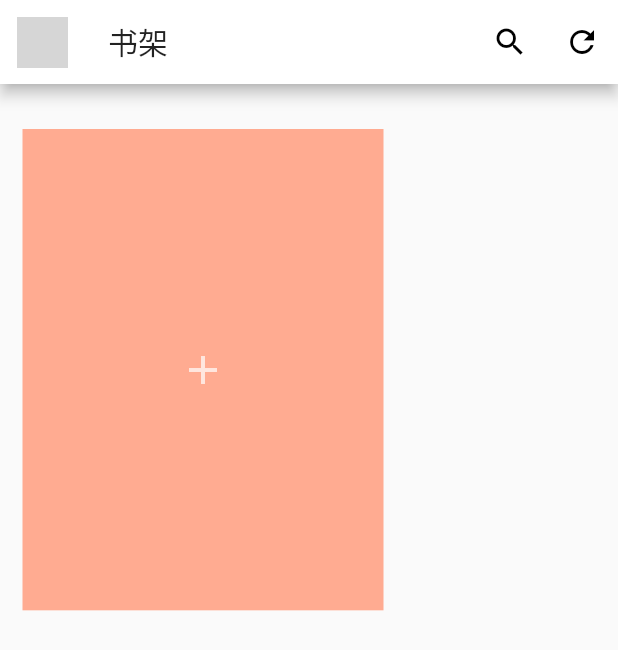
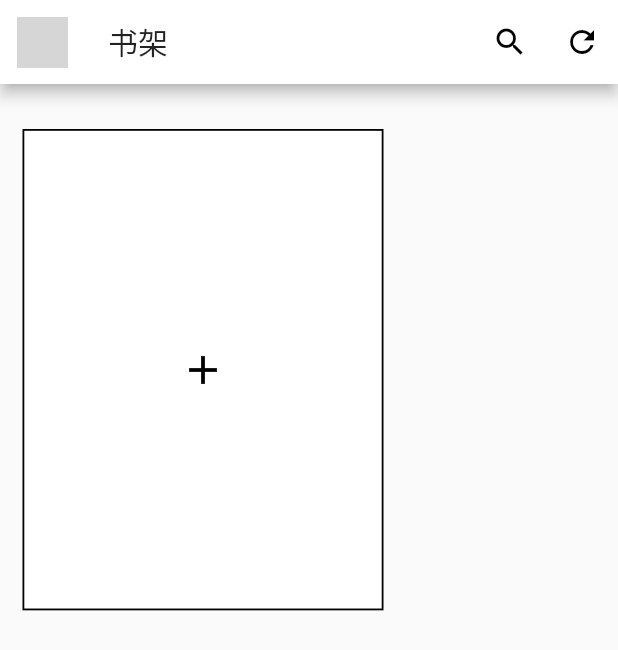
Before and after one commit to mmdi1/Book-Flutter, a Flutter app: the screen it shows after launch, on a phone screen of 412 x 824 dp. Shown: the top 650 px of the screen. Run offline on Flutter 3.47's test engine with Material 2 defaults, Android fonts, the phone set to English and light mode, and no system bars; our stand-ins replace cached_network_image, flutter_redux, fluttertoast, intro_slider, permission_handler, progress_dialog and 3 more; missing offline and left inert: floating_search_bar, flutter_downloader, gbk2utf8; accounts and stored records are empty; network calls fail; statements that could not run were skipped; grey boxes are pictures that could not be loaded.

```diff
--- /dev/null
+++ b/lib/common/style/app_style.dart
@@ -0,0 +1,46 @@
+import 'package:flutter/material.dart';
+
+class AppColor   {
+
+  static const Color grey = Colors.grey;
+  static const Color black = Colors.black;
+  static const String primaryValueString = "#24292E";
+  static const String primaryLightValueString = "#42464b";
+  static const String primaryDarkValueString = "#121917";
+  static const String miWhiteString = "#ececec";
+  static const String actionBlueString = "#267aff";
+  static const String webDraculaBackgroundColorString = "#282a36";
+
+  static const int primaryValue = 0xFF24292E;
+  static const int primaryLightValue = 0xFF42464b;
+  static const int primaryDarkValue = 0xFF121917;
+
+  static const int cardWhite = 0xFFFFFFFF;
+  static const int textWhite = 0xFFFFFFFF;
+  static const int miWhite = 0xffececec;
+  static const int white = 0xFFFFFFFF;
+  static const int actionBlue = 0xff267aff;
+  static const int subTextColor = 0xff959595;
+  static const int subLightTextColor = 0xffc4c4c4;
+
+  static const int mainBackgroundColor = miWhite;
+
+  static const int mainTextColor = primaryDarkValue;
+  static const int textColorWhite = white;
+
+  static const MaterialColor primarySwatch = const MaterialColor(
+    primaryValue,
+    const <int, Color>{
+      50: const Color(primaryLightValue),
+      100: const Color(primaryLightValue),
+      200: const Color(primaryLightValue),
+      300: const Color(primaryLightValue),
+      400: const Color(primaryLightValue),
+      500: const Color(primaryValue),
+      600: const Color(primaryDarkValue),
+      700: const Color(primaryDarkValue),
+      800: const Color(primaryDarkValue),
+      900: const Color(primaryDarkValue),
+    },
+  );
+}
--- a/lib/views/BottomNavigation/BottomNavigation.dart
+++ b/lib/views/BottomNavigation/BottomNavigation.dart
@@ -33,7 +33,7 @@ class BottomNavigationWidgetState extends State<BottomNavigationWidget>
       //动画效果的异步处理，默认格式
     );
     super.initState();
-    pages..add(HomePageWidget());//..add(DiscoveryPage())..add(AboutPage());
+    pages..add(HomePageWidget()); //..add(DiscoveryPage())..add(AboutPage());
   }
 
   @override
--- a/lib/views/home/home_page.dart
+++ b/lib/views/home/home_page.dart
@@ -2,6 +2,7 @@ import 'dart:async';
 import 'package:flutter/material.dart';
 
 import 'package:thief_book_flutter/common/server/books_curd.dart';
+import 'package:thief_book_flutter/common/style/app_style.dart';
 import 'package:thief_book_flutter/common/utils/navigator_utils.dart';
 import 'package:thief_book_flutter/common/utils/screen.dart';
 import 'package:thief_book_flutter/common/utils/toast.dart';
@@ -43,7 +44,6 @@ class HomePageWidgetState extends State<HomePageWidget> {
           padding: EdgeInsets.fromLTRB(15, 20, 15, 15),
           child: Column(
             children: <Widget>[
-              // HomeBanner(),
               Padding(padding: EdgeInsets.all(5)),
               Wrap(
                 spacing: 23,
@@ -65,11 +65,14 @@ class HomePageWidgetState extends State<HomePageWidget> {
         AppNavigator.pushDownloadPage(context);
       },
       child: Container(
-        color: Colors.deepOrange[200],
+        decoration: new BoxDecoration(
+          color: Colors.white,
+          border: new Border.all(width: 1.2, color: AppColor.black),
+        ),
         width: width,
         height: width / 0.75,
         child: Center(
-          child: Icon(Icons.add, color: Colors.white70, size: 32),
+          child: Icon(Icons.add, color: AppColor.black, size: 32),
         ),
       ),
     );
--- a/lib/views/home/welcome_page.dart
+++ b/lib/views/home/welcome_page.dart
@@ -25,7 +25,7 @@ class SplashScreen extends StatefulWidget {
 
 class SplashScreenState extends State<SplashScreen> {
   Timer _timer;
-  int count = 2;
+  int count = 1;
   List<Slide> slides = new List();
 
   startTime() async {
```
Also changed, not shown: lib/views/search/search_screen.dart (+79 -39 lines).
